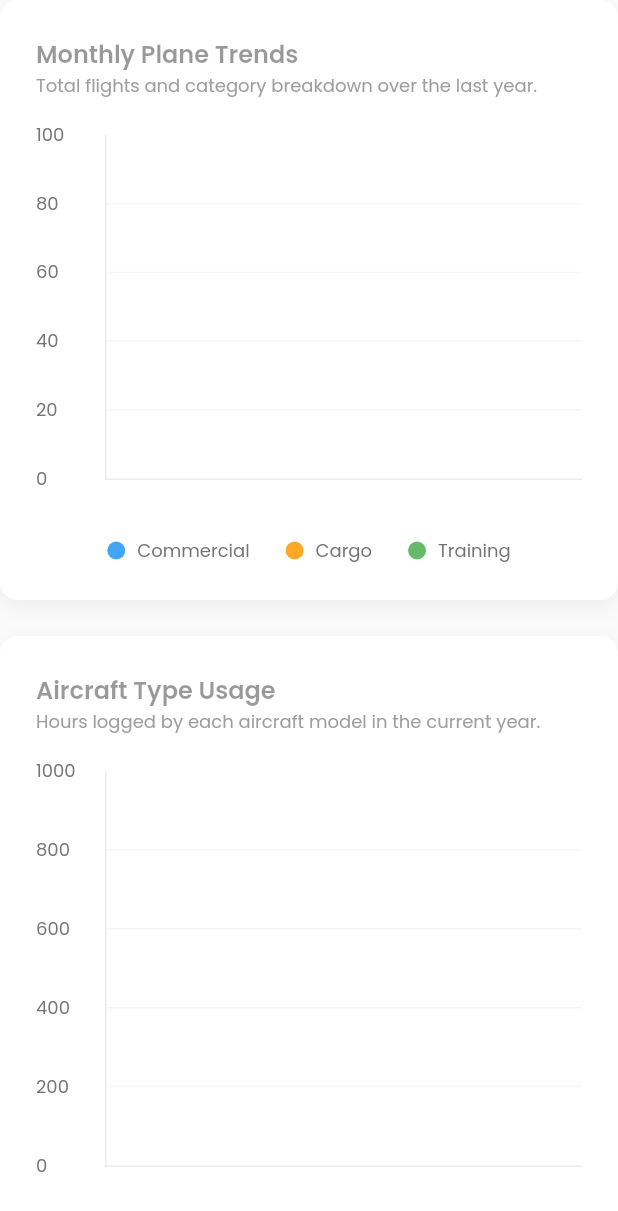
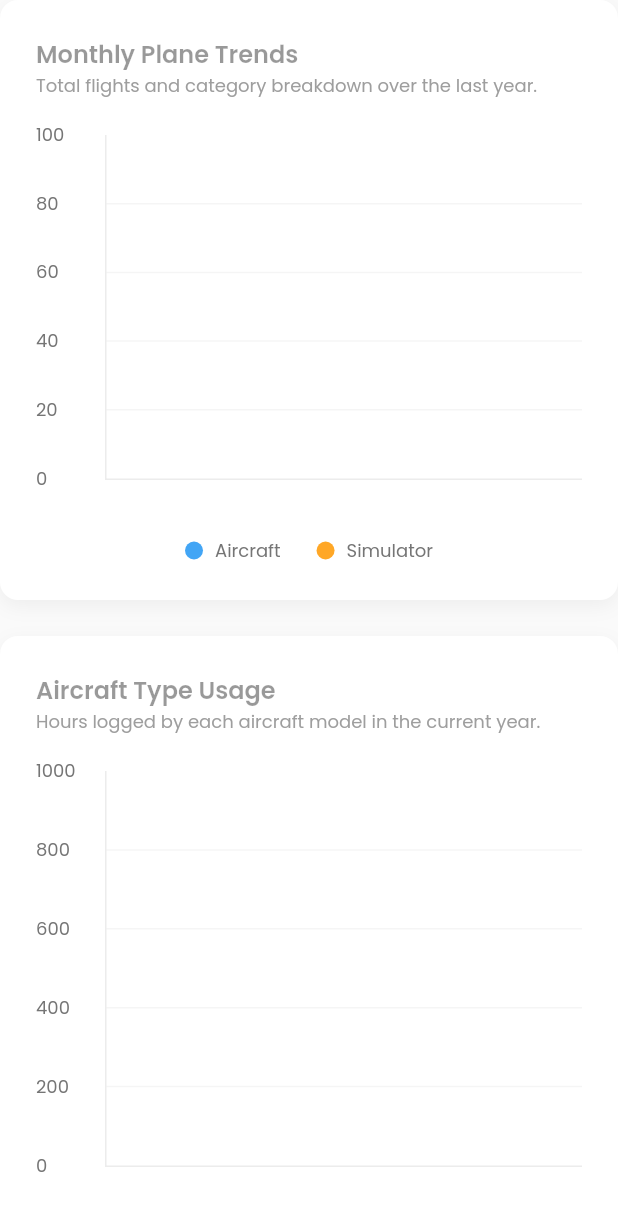
Before and after one commit to Haileleul-K/flight_sync_admin, a Flutter app: the _ChartsSection widget shown alone on an empty page, opened directly with empty values, on a phone screen of 412 x 824 dp. Shown: the top 1211 px of the screen. Run offline on Flutter 3.47's test engine with Material 3 defaults, Android fonts, the phone set to English and light mode, and no system bars; drawn by our look-alikes of fl_chart; our stand-ins replace bloc, dio, equatable, flutter_bloc, flutter_easyloading, flutter_screenutil and 3 more; accounts and stored records are empty; network calls fail.

Commit message:
fix: dashboard ui amend

```diff
--- a/lib/features/dashboard/bloc/dashboard_bloc.dart
+++ b/lib/features/dashboard/bloc/dashboard_bloc.dart
@@ -27,9 +27,8 @@ class DashboardBloc extends Bloc<DashboardEvent, DashboardState> {
         10,
         (index) => MonthlyTrend(
           date: DateTime(2024, index + 1),
-          commercial: 70 + (index * 5),
-          cargo: 40 + (index * 3),
-          training: 35 + (index * 2),
+          aircfart: 70 + (index * 5),
+          simulator: 35 + (index * 2),
         ),
       );
 
--- a/lib/features/dashboard/bloc/dashboard_state.dart
+++ b/lib/features/dashboard/bloc/dashboard_state.dart
@@ -53,15 +53,13 @@ class DashboardError extends DashboardState {
 
 class MonthlyTrend {
   final DateTime date;
-  final int commercial;
-  final int cargo;
-  final int training;
+  final int aircfart;
+  final int simulator;
 
   MonthlyTrend({
     required this.date,
-    required this.commercial,
-    required this.cargo,
-    required this.training,
+    required this.aircfart,
+    required this.simulator,
   });
 }
 
--- a/lib/features/dashboard/dashboard.dart
+++ b/lib/features/dashboard/dashboard.dart
@@ -313,7 +313,7 @@ class _ChartsSection extends StatelessWidget {
                         .entries
                         .map((e) => FlSpot(
                               e.key.toDouble(),
-                              e.value.commercial.toDouble(),
+                              e.value.aircfart.toDouble(),
                             ))
                         .toList(),
                     isCurved: true,
@@ -325,40 +325,23 @@ class _ChartsSection extends StatelessWidget {
                       color: Colors.blue[400]!.withOpacity(0.1),
                     ),
                   ),
+
                   LineChartBarData(
                     spots: state.monthlyTrends
                         .asMap()
                         .entries
                         .map((e) => FlSpot(
                               e.key.toDouble(),
-                              e.value.cargo.toDouble(),
+                              e.value.simulator.toDouble(),
                             ))
                         .toList(),
                     isCurved: true,
-                    color: Colors.orange[400],
+                   color: Colors.orange[400]!,
                     barWidth: 2,
                     dotData: FlDotData(show: false),
                     belowBarData: BarAreaData(
                       show: true,
-                      color: Colors.orange[400]!.withOpacity(0.1),
-                    ),
-                  ),
-                  LineChartBarData(
-                    spots: state.monthlyTrends
-                        .asMap()
-                        .entries
-                        .map((e) => FlSpot(
-                              e.key.toDouble(),
-                              e.value.training.toDouble(),
-                            ))
-                        .toList(),
-                    isCurved: true,
-                    color: Colors.green[400],
-                    barWidth: 2,
-                    dotData: FlDotData(show: false),
-                    belowBarData: BarAreaData(
-                      show: true,
-                      color: Colors.green[400]!.withOpacity(0.1),
+                      color:Colors.orange[400]!.withOpacity(0.1),
                     ),
                   ),
                 ],
@@ -369,11 +352,9 @@ class _ChartsSection extends StatelessWidget {
           Row(
             mainAxisAlignment: MainAxisAlignment.center,
             children: [
-              _LegendItem(color: Colors.blue[400]!, label: 'Commercial'),
+              _LegendItem(color: Colors.blue[400]!, label: 'Aircraft'),
               const SizedBox(width: 24),
-              _LegendItem(color: Colors.orange[400]!, label: 'Cargo'),
-              const SizedBox(width: 24),
-              _LegendItem(color: Colors.green[400]!, label: 'Training'),
+              _LegendItem(color: Colors.orange[400]!, label: 'Simulator'),
             ],
           ),
         ],
```
